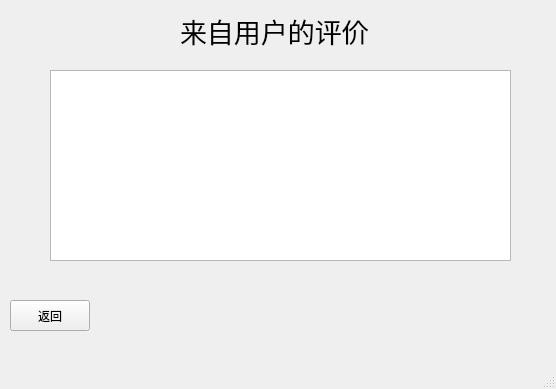
First picture: the form in qt03/admin_checkuser.ui, repository s235784/ProgramDesign, before the edit.
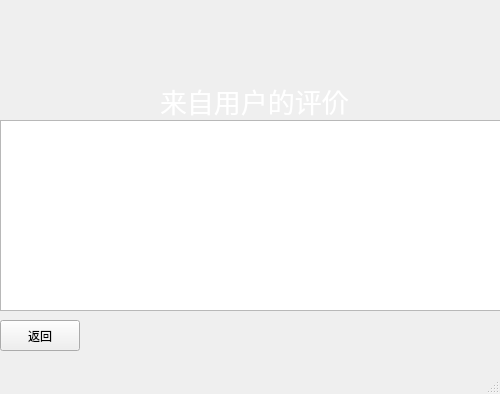
Second picture: the form after the edit. Icons and pictures are not drawn.

Patch:
```diff
--- a/qt03/admin_checkuser.ui
+++ b/qt03/admin_checkuser.ui
@@ -6,8 +6,8 @@
    <rect>
     <x>0</x>
     <y>0</y>
-    <width>556</width>
-    <height>389</height>
+    <width>500</width>
+    <height>394</height>
    </rect>
   </property>
   <property name="windowTitle">
@@ -17,8 +17,8 @@
    <widget class="QLabel" name="label">
     <property name="geometry">
      <rect>
-      <x>180</x>
-      <y>0</y>
+      <x>160</x>
+      <y>70</y>
       <width>301</width>
       <height>61</height>
      </rect>
@@ -28,6 +28,9 @@
       <pointsize>20</pointsize>
      </font>
     </property>
+    <property name="styleSheet">
+     <string notr="true">color: rgb(255, 255, 255);</string>
+    </property>
     <property name="text">
      <string>来自用户的评价</string>
     </property>
@@ -35,9 +38,9 @@
    <widget class="QListWidget" name="listWidget">
     <property name="geometry">
      <rect>
-      <x>50</x>
-      <y>70</y>
-      <width>461</width>
+      <x>0</x>
+      <y>120</y>
+      <width>501</width>
       <height>191</height>
      </rect>
     </property>
@@ -45,8 +48,8 @@
    <widget class="QPushButton" name="pushButton_back">
     <property name="geometry">
      <rect>
-      <x>10</x>
-      <y>300</y>
+      <x>0</x>
+      <y>320</y>
       <width>80</width>
       <height>31</height>
      </rect>
@@ -55,6 +58,22 @@
      <string>返回</string>
     </property>
    </widget>
+   <widget class="QLabel" name="logo">
+    <property name="geometry">
+     <rect>
+      <x>0</x>
+      <y>0</y>
+      <width>181</width>
+      <height>71</height>
+     </rect>
+    </property>
+    <property name="styleSheet">
+     <string notr="true">border-image: url(:/logo.jpg);</string>
+    </property>
+    <property name="text">
+     <string/>
+    </property>
+   </widget>
   </widget>
   <widget class="QMenuBar" name="menubar">
    <property name="geometry">
```
Left out of the diff: 2 changed lines with no effect on the pictures.
